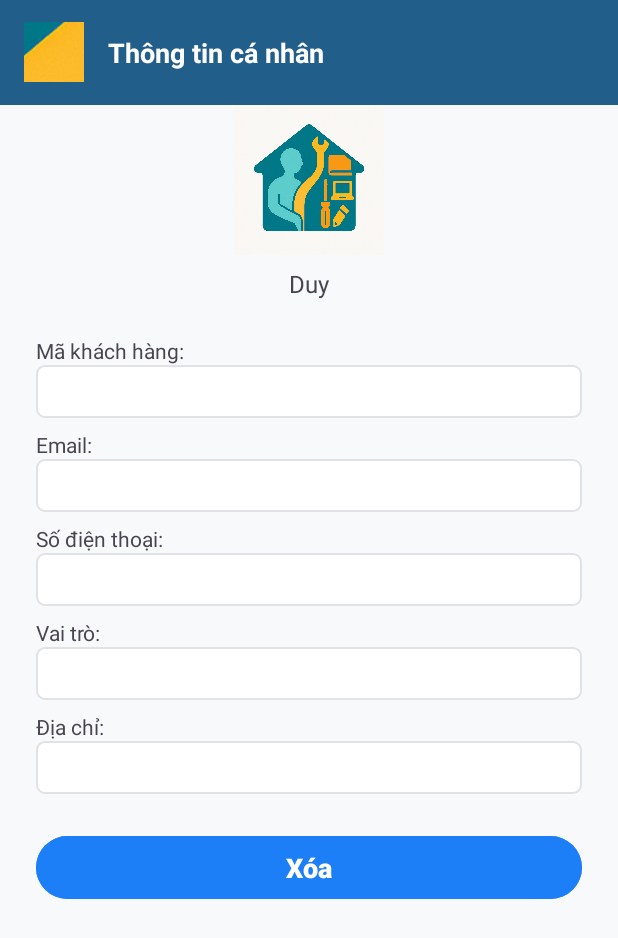
After one commit to Duynguyen162/Freelancer_Connect, an Android app: the layout activity_profile_custom.xml on its own in the app's theme, with its tools: preview values and no code run, on a phone screen of 412 x 824 dp. The commit adds this screen. Shown: the top 938 px of the screen. Run offline under Robolectric (Android 15) with nearby library versions, the phone set to English and light mode, and no system bars.

Commit message:
màn hình thông tin chi tiết người dùng

```diff
--- a/app/src/main/AndroidManifest.xml
+++ b/app/src/main/AndroidManifest.xml
@@ -11,6 +11,9 @@
         android:roundIcon="@mipmap/ic_launcher_round"
         android:supportsRtl="true"
         android:theme="@style/Theme.Freelancer_connect">
+        <activity
+            android:name=".ProfileCustomActivity"
+            android:exported="false" />
         <activity
             android:name=".AccountManagementActivity"
             android:exported="false" />
--- /dev/null
+++ b/app/src/main/res/layout/activity_profile_custom.xml
@@ -0,0 +1,152 @@
+<?xml version="1.0" encoding="utf-8"?>
+<ScrollView xmlns:android="http://schemas.android.com/apk/res/android"
+    android:layout_width="match_parent"
+    android:layout_height="match_parent"
+    android:id="@+id/activity_profile_custom"
+    android:background="#F7F9FB">
+
+    <LinearLayout
+        android:layout_width="match_parent"
+        android:layout_height="wrap_content"
+        android:orientation="vertical">
+
+        <!-- Header -->
+        <LinearLayout
+            android:layout_width="match_parent"
+            android:layout_height="70dp"
+            android:orientation="horizontal"
+            android:background="#215E8A"
+            android:gravity="center_vertical">
+
+            <ImageButton
+                android:id="@+id/btnBack"
+                android:layout_width="40dp"
+                android:layout_height="40dp"
+                android:background="@android:color/transparent"
+                android:src="@drawable/ic_logo"
+                android:contentDescription="Back"
+                android:layout_marginStart="16dp" />
+
+            <TextView
+                android:layout_width="wrap_content"
+                android:layout_height="wrap_content"
+                android:layout_marginStart="16dp"
+                android:text="Thông tin cá nhân"
+                android:layout_gravity="center"
+                android:textStyle="bold"
+                android:textSize="18sp"
+                android:textColor="#FFFFFF" />
+        </LinearLayout>
+
+        <!-- Avatar và tên -->
+        <LinearLayout
+            android:layout_width="match_parent"
+            android:layout_height="wrap_content"
+            android:orientation="vertical"
+            android:gravity="center_horizontal"
+            android:paddingBottom="16dp">
+
+            <ImageView
+                android:id="@+id/imageAvatar"
+                android:layout_width="100dp"
+                android:layout_height="100dp"
+                android:src="@drawable/ic_logo"
+                android:background="@drawable/circle_background"
+                android:scaleType="centerCrop"/>
+
+            <TextView
+                android:id="@+id/textName"
+                android:layout_width="wrap_content"
+                android:layout_height="wrap_content"
+                android:text="Duy"
+                android:textSize="16sp"
+                android:layout_marginTop="8dp"
+                android:textAlignment="center"/>
+        </LinearLayout>
+
+        <!-- Các trường thông tin -->
+        <LinearLayout
+            android:layout_width="match_parent"
+            android:layout_height="wrap_content"
+            android:orientation="vertical"
+            android:paddingStart="24dp"
+            android:paddingEnd="24dp"
+            android:paddingTop="8dp"
+            android:paddingBottom="8dp">
+
+            <!-- Mã khách hàng -->
+            <TextView android:layout_width="wrap_content"
+                android:layout_height="wrap_content"
+                android:text="Mã khách hàng:"/>
+            <TextView
+                android:id="@+id/textCode"
+                android:layout_width="match_parent"
+                android:layout_height="wrap_content"
+                android:padding="8dp"
+                android:layout_marginBottom="8dp"
+                android:background="@drawable/bg_edittext" />
+
+            <!-- Email -->
+            <TextView android:layout_width="wrap_content"
+                android:layout_height="wrap_content"
+                android:text="Email:"/>
+            <TextView
+                android:id="@+id/textEmail"
+                android:layout_width="match_parent"
+                android:layout_height="wrap_content"
+                android:padding="8dp"
+                android:layout_marginBottom="8dp"
+                android:background="@drawable/bg_edittext"
+                android:inputType="textEmailAddress" />
+
+            <!-- Số điện thoại -->
+            <TextView android:layout_width="wrap_content"
+                android:layout_height="wrap_content"
+                android:text="Số điện thoại:"/>
+            <TextView
+                android:id="@+id/textPhone"
+                android:layout_width="match_parent"
+                android:layout_height="wrap_content"
+                android:padding="8dp"
+                android:layout_marginBottom="8dp"
+                android:background="@drawable/bg_edittext"
+                android:inputType="phone" />
+
+            <!-- Vai trò -->
+            <TextView android:layout_width="wrap_content"
+                android:layout_height="wrap_content"
+                android:text="Vai trò:"/>
+            <TextView
+                android:id="@+id/textRole"
+                android:layout_width="match_parent"
+                android:layout_height="wrap_content"
+                android:padding="8dp"
+                android:layout_marginBottom="8dp"
+                android:background="@drawable/bg_edittext" />
+
+            <!-- Địa chỉ -->
+            <TextView android:layout_width="wrap_content"
+                android:layout_height="wrap_content"
+                android:text="Địa chỉ:"/>
+            <TextView
+                android:id="@+id/textAddress"
+                android:layout_width="match_parent"
+                android:layout_height="wrap_content"
+                android:padding="8dp"
+                android:layout_marginBottom="8dp"
+                android:background="@drawable/bg_edittext" />
+
+            <!-- Nút Xoá -->
+            <Button
+                android:id="@+id/btnDelete"
+                android:layout_width="match_parent"
+                android:layout_height="50dp"
+                android:text="Xóa"
+                android:textStyle="bold"
+                android:textSize="18sp"
+                android:backgroundTint="#1D7FF8"
+                android:textColor="#ffffff"
+                android:layout_marginTop="16dp"/>
+        </LinearLayout>
+    </LinearLayout>
+</ScrollView>
```
Also changed, not shown: app/src/main/java/com/example/freelancer_connect/AccountManagementActivity.java (+15 -8 lines), app/src/main/java/com/example/freelancer_connect/ProfileCustomActivity.java (added, +54 -0 lines), app/src/main/java/com/example/freelancer_connect/adapter/UserAdapter.java (+16 -7 lines), app/src/main/java/com/example/freelancer_connect/model/User.java (+15 -4 lines).
